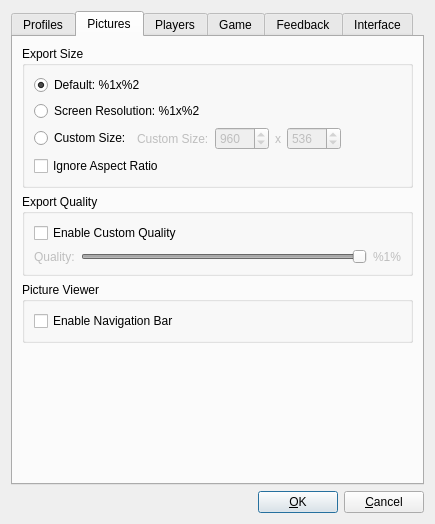
The window that src/OptionsDialog.ui (SyDevTeam/gta5view) describes before a commit, drawn with Qt 5.
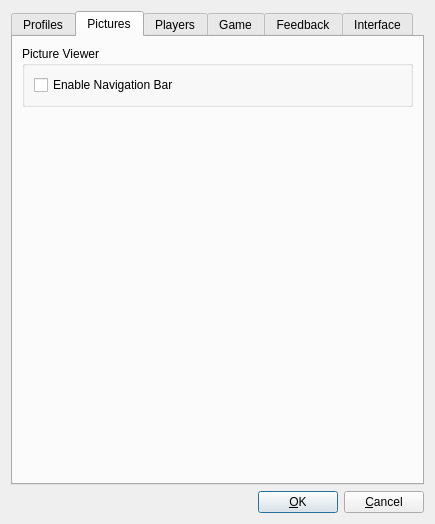
The same window after the commit. The open tabs and pages were chosen to show the change.

Commit message: more work towards supporting RDR 2, some export changes

Patch:
```diff
--- a/src/OptionsDialog.ui
+++ b/src/OptionsDialog.ui
@@ -122,181 +122,6 @@
        <string>Pictures</string>
       </attribute>
       <layout class="QVBoxLayout" name="vlTabPictures">
-       <item>
-        <widget class="QGroupBox" name="gbPicResolution">
-         <property name="title">
-          <string>Export Size</string>
-         </property>
-         <layout class="QVBoxLayout" name="vlGbPicRes">
-          <item>
-           <widget class="QRadioButton" name="rbPicDefaultRes">
-            <property name="text">
-             <string>Default: %1x%2</string>
-            </property>
-            <property name="checked">
-             <bool>true</bool>
-            </property>
-           </widget>
-          </item>
-          <item>
-           <widget class="QRadioButton" name="rbPicDesktopRes">
-            <property name="text">
-             <string>Screen Resolution: %1x%2</string>
-            </property>
-           </widget>
-          </item>
-          <item>
-           <layout class="QHBoxLayout" name="hlCustomRes">
-            <item>
-             <widget class="QRadioButton" name="rbPicCustomRes">
-              <property name="text">
-               <string>Custom Size:</string>
-              </property>
-             </widget>
-            </item>
-            <item>
-             <widget class="QLabel" name="labPicCustomRes">
-              <property name="enabled">
-               <bool>false</bool>
-              </property>
-              <property name="text">
-               <string>Custom Size:</string>
-              </property>
-             </widget>
-            </item>
-            <item>
-             <widget class="QSpinBox" name="sbPicExportWidth">
-              <property name="enabled">
-               <bool>false</bool>
-              </property>
-              <property name="minimum">
-               <number>1</number>
-              </property>
-              <property name="maximum">
-               <number>3840</number>
-              </property>
-              <property name="value">
-               <number>960</number>
-              </property>
-             </widget>
-            </item>
-            <item>
-             <widget class="QLabel" name="labPicXDescription">
-              <property name="enabled">
-               <bool>false</bool>
-              </property>
-              <property name="text">
-               <string>x</string>
-              </property>
-             </widget>
-            </item>
-            <item>
-             <widget class="QSpinBox" name="sbPicExportHeight">
-              <property name="enabled">
-               <bool>false</bool>
-              </property>
-              <property name="minimum">
-               <number>1</number>
-              </property>
-              <property name="maximum">
-               <number>2160</number>
-              </property>
-              <property name="value">
-               <number>536</number>
-              </property>
-             </widget>
-            </item>
-            <item>
-             <spacer name="hsPicCustomSize">
-              <property name="orientation">
-               <enum>Qt::Horizontal</enum>
-              </property>
-              <property name="sizeHint" stdset="0">
-               <size>
-                <width>0</width>
-                <height>0</height>
-               </size>
-              </property>
-             </spacer>
-            </item>
-           </layout>
-          </item>
-          <item>
-           <layout class="QHBoxLayout" name="hlAspectRatio">
-            <item>
-             <widget class="QCheckBox" name="cbIgnoreAspectRatio">
-              <property name="text">
-               <string>Ignore Aspect Ratio</string>
-              </property>
-             </widget>
-            </item>
-           </layout>
-          </item>
-         </layout>
-        </widget>
-       </item>
-       <item>
-        <widget class="QGroupBox" name="gbPicQuality">
-         <property name="title">
-          <string>Export Quality</string>
-         </property>
-         <layout class="QVBoxLayout" name="vlHlPicQuality">
-          <item>
-           <widget class="QCheckBox" name="cbPicCustomQuality">
-            <property name="text">
-             <string>Enable Custom Quality</string>
-            </property>
-           </widget>
-          </item>
-          <item>
-           <layout class="QHBoxLayout" name="hlPicQuality">
-            <item>
-             <widget class="QLabel" name="labPicQualityDescription">
-              <property name="enabled">
-               <bool>false</bool>
-              </property>
-              <property name="text">
-               <string>Quality:</string>
-              </property>
-             </widget>
-            </item>
-            <item>
-             <widget class="QSlider" name="hsPicQuality">
-              <property name="enabled">
-               <bool>false</bool>
-              </property>
-              <property name="minimum">
-               <number>1</number>
-              </property>
-              <property name="maximum">
-               <number>100</number>
-              </property>
-              <property name="value">
-               <number>100</number>
-              </property>
-              <property name="orientation">
-               <enum>Qt::Horizontal</enum>
-              </property>
-             </widget>
-            </item>
-            <item>
-             <widget class="QLabel" name="labPicQuality">
-              <property name="enabled">
-               <bool>false</bool>
-              </property>
-              <property name="text">
-               <string>%1%</string>
-              </property>
-              <property name="wordWrap">
-               <bool>true</bool>
-              </property>
-             </widget>
-            </item>
-           </layout>
-          </item>
-         </layout>
-        </widget>
-       </item>
        <item>
         <widget class="QGroupBox" name="gbSnapmaticPictureViewer">
          <property name="title">
```
Left out of the diff: 30 changed lines with no effect on the pictures. The commit also changes 9 other files.
